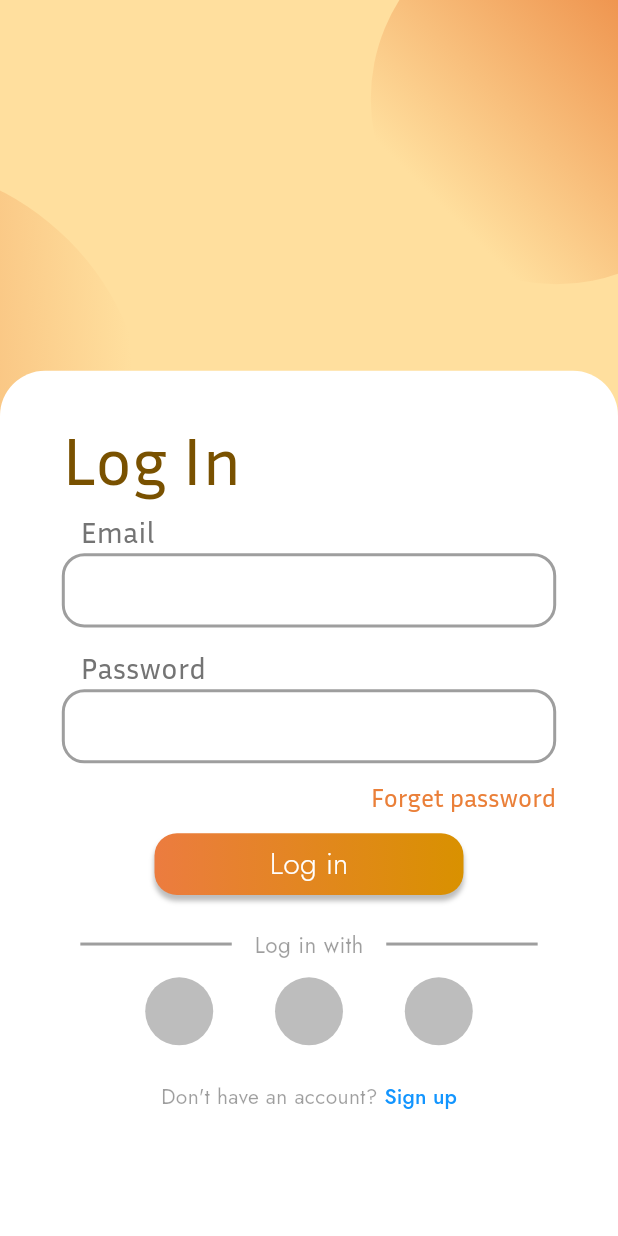
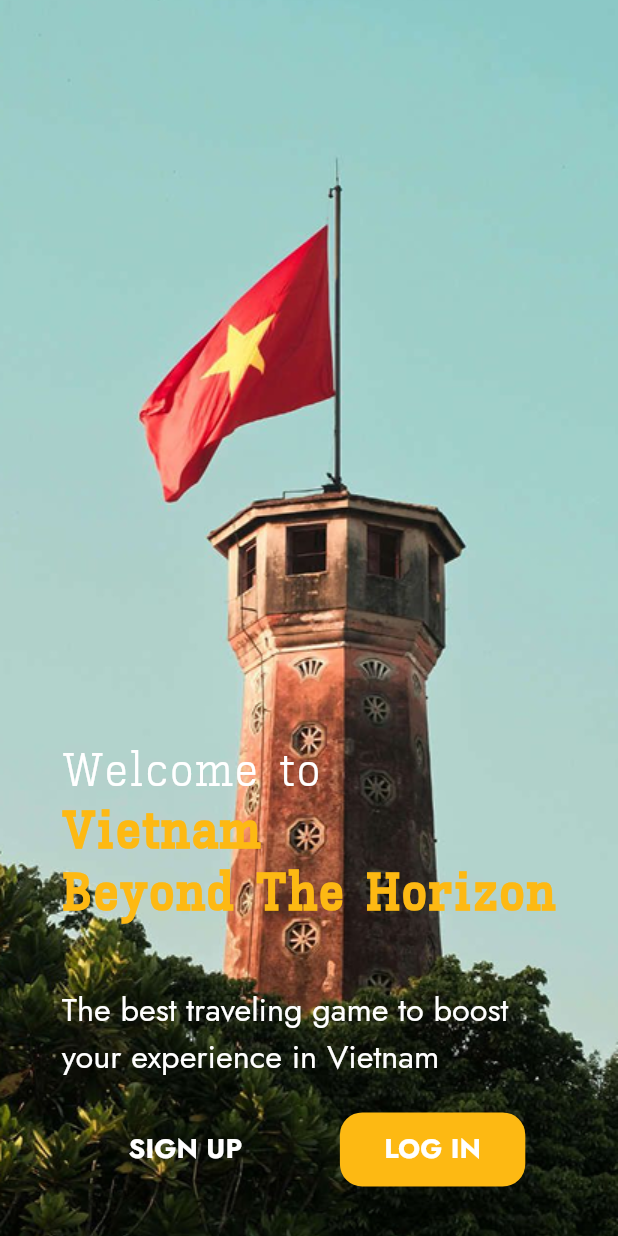
Before and after one commit to Wanderer2414/VietnamBeyondTheHorizon, a Flutter app: the HomeScreen screen opened by its route, in the side drawer, after a tap on "Exit", on a phone screen of 412 x 824 dp. Run offline on Flutter 3.47's test engine with Material 3 defaults, Android fonts, the light colour scheme and no system bars; our stand-ins replace flutter_compass, flutter_map, flutter_riverpod, image_picker, latlong2, location; missing offline and left inert: flutter_map_location_marker.

Commit message:
optimize: reduce UI layer of onboarding4 -> log_navigator

```diff
--- a/lib/presentation/screens/account_login.dart
+++ b/lib/presentation/screens/account_login.dart
@@ -23,6 +23,8 @@ class _AccountLoginScreenState extends State<AccountLoginScreen> {
           width: screenSize.width,
           height: screenSize.height,
           alignment: Alignment.bottomCenter,
+          decoration: BoxDecoration(shape: BoxShape.rectangle),
+          clipBehavior: Clip.hardEdge,
           child: Stack(
             children: [
               login.Decoration(),
--- a/lib/presentation/screens/account_register.dart
+++ b/lib/presentation/screens/account_register.dart
@@ -22,6 +22,8 @@ class _AccountLoginScreenState extends State<AccountRegisterScreen> {
         child: Container(
           width: screenSize.width,
           height: screenSize.height,
+          decoration: BoxDecoration(shape: BoxShape.rectangle),
+          clipBehavior: Clip.hardEdge,
           alignment: Alignment.bottomCenter,
           child: Stack(
             children: [
--- a/lib/presentation/screens/home_screen.dart
+++ b/lib/presentation/screens/home_screen.dart
@@ -30,7 +30,7 @@ class _HomeScreenState extends State<HomeScreen> {
           Container(
             decoration: BoxDecoration(
               image: DecorationImage(
-                image: AssetImage("assets/background/blur_map.png"),
+                image: AssetImage("assets/backgrounds/blur_map.png"),
                 alignment: Alignment.topCenter,
               ),
             ),
--- /dev/null
+++ b/lib/presentation/screens/log_navigator.dart
@@ -0,0 +1,140 @@
+import 'package:flutter/material.dart';
+
+class LogNavigatorScreen extends StatelessWidget {
+  const LogNavigatorScreen({super.key});
+
+  @override
+  Widget build(BuildContext context) {
+    final size = MediaQuery.of(context).size;
+
+    return Scaffold(
+      body: Container(
+        width: size.width,
+        height: size.height,
+        decoration: const BoxDecoration(
+          image: DecorationImage(
+            image: AssetImage("assets/backgrounds/log_navigator.png"),
+            fit: BoxFit.cover,
+          ),
+          gradient: LinearGradient(
+            begin: Alignment.topCenter,
+            end: Alignment.bottomCenter,
+            colors: [Colors.black26, Colors.black54],
+          ),
+        ),
+        alignment: Alignment.bottomCenter,
+        child: Container(
+          width: size.width * 0.8,
+          height: size.height * 0.4,
+          child: Column(
+            mainAxisAlignment: MainAxisAlignment.end,
+            crossAxisAlignment: CrossAxisAlignment.start,
+            children: [
+              // Vietnam BeyondTheHorizon
+              FittedBox(
+                fit: BoxFit.scaleDown,
+                child: RichText(
+                  text: TextSpan(
+                    children: [
+                      // Welcome Text
+                      TextSpan(
+                        text: 'Welcome to\n',
+                        style: TextStyle(
+                          color: Colors.white,
+                          fontSize: 32,
+                          fontFamily: "Kay Pho Du",
+                          fontWeight: FontWeight.w300,
+                          letterSpacing: 1.2,
+                        ),
+                      ),
+                      TextSpan(
+                        text: 'Vietnam\nBeyond The Horizon\n\n',
+                        style: TextStyle(
+                          color: const Color(0xFFFDB913),
+                          fontSize: 35,
+                          fontFamily: "Kay Pho Du",
+                          fontWeight: FontWeight.w900,
+                          letterSpacing: 1,
+                        ),
+                      ),
+                      // Subtitle
+                      TextSpan(
+                        text:
+                            'The best traveling game to boost\nyour experience in Vietnam',
+                        style: TextStyle(
+                          color: Colors.white,
+                          fontSize: 22,
+                          fontFamily: "Jost",
+                          fontWeight: FontWeight.normal,
+                        ),
+                      ),
+                    ],
+                  ),
+                ),
+              ),
+              Spacer(),
+
+              // Buttons
+              Row(
+                mainAxisAlignment: MainAxisAlignment.center,
+                spacing: size.width * 0.1,
+
+                children: [
+                  // Sign Up Button
+                  SizedBox(
+                    width: size.width * 0.3,
+                    height: size.height * 0.06,
+                    child: TextButton(
+                      onPressed: () {
+                        // Navigate to sign up page
+                        Navigator.of(context).pushReplacementNamed("register");
+                      },
+                      child: Text(
+                        'SIGN UP',
+                        style: TextStyle(
+                          color: Colors.white,
+                          fontSize: 18,
+                          fontFamily: "Jost",
+                          fontWeight: FontWeight.bold,
+                        ),
+                      ),
+                    ),
+                  ),
+
+                  // Log In Button
+                  SizedBox(
+                    width: size.width * 0.3,
+                    height: size.height * 0.06,
+                    child: TextButton(
+                      onPressed: () {
+                        Navigator.of(context).pushReplacementNamed("login");
+                      },
+                      style: TextButton.styleFrom(
+                        backgroundColor: const Color(0xFFFDB913),
+                        foregroundColor: Colors.white,
+                        padding: EdgeInsets.zero,
+                        shape: RoundedRectangleBorder(
+                          borderRadius: BorderRadius.circular(15),
+                        ),
+                      ),
+                      child: Text(
+                        'LOG IN',
+                        style: TextStyle(
+                          color: Colors.white,
+                          fontSize: 18,
+                          fontFamily: "Jost",
+                          fontWeight: FontWeight.bold,
+                        ),
+                      ),
+                    ),
+                  ),
+                ],
+              ),
+              SizedBox(height: size.height * 0.04),
+            ],
+          ),
+        ),
+      ),
+    );
+  }
+}
--- a/lib/presentation/screens/profile_register_screen.dart
+++ b/lib/presentation/screens/profile_register_screen.dart
@@ -23,6 +23,8 @@ class _AccountLoginScreenState extends State<ProfileRegister> {
       backgroundColor: const Color(0xFFFFDF9E),
       body: SingleChildScrollView(
         child: Container(
+          decoration: BoxDecoration(shape: BoxShape.rectangle),
+          clipBehavior: Clip.hardEdge,
           width: screenSize.width,
           height: screenSize.height,
           alignment: Alignment.bottomCenter,
--- a/lib/presentation/widgets/common/side_box.dart
+++ b/lib/presentation/widgets/common/side_box.dart
@@ -73,7 +73,7 @@ class _SideBoxState extends State<SideBox> {
           onTap: () {
             Navigator.of(
               context,
-            ).pushNamedAndRemoveUntil("login", (route) => false);
+            ).pushNamedAndRemoveUntil("log_navigator", (route) => false);
           },
         ),
       ],
--- a/lib/routes/main_route.dart
+++ b/lib/routes/main_route.dart
@@ -5,6 +5,7 @@ import 'package:vietnambeyondthehorizon/presentation/screens/account_register.da
 import 'package:vietnambeyondthehorizon/presentation/screens/home_screen.dart';
 import 'package:vietnambeyondthehorizon/presentation/screens/input_screen.dart';
 import 'package:vietnambeyondthehorizon/presentation/screens/introduction_screen.dart';
+import 'package:vietnambeyondthehorizon/presentation/screens/log_navigator.dart';
 import 'package:vietnambeyondthehorizon/presentation/screens/splash_begin_screen.dart';
 
 class MainRoute {
@@ -16,6 +17,9 @@ class MainRoute {
 
       case "intro":
         return TransitionRLPageRoute(nextScreen: IntroScreen());
+
+      case "log_navigator":
+        return TransitionRLPageRoute(nextScreen: LogNavigatorScreen());
 
       case "login":
         return TransitionRLPageRoute(nextScreen: AccountLoginScreen());
--- a/pubspec.yaml
+++ b/pubspec.yaml
@@ -126,4 +126,5 @@ flutter:
     - assets/backgrounds/introduce_second.png
     - assets/backgrounds/introduce_third.png
     - assets/temporary/lorem_ipsum_background.png
-    - assets/background/blur_map.png
+    - assets/backgrounds/blur_map.png
+    - assets/backgrounds/log_navigator.png
```
Also changed, not shown: lib/presentation/screens/introduction_screen.dart (+5 -6 lines), lib/presentation/screens/onboarding4.dart (deleted, +0 -171 lines), assets/backgrounds/blur_map.png (renamed from assets/background/blur_map.png), assets/backgrounds/log_navigator.png (added).
